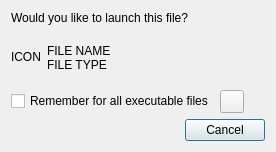
The window that src/widgets/executablefileopendialog.ui (KDE/kio) describes before a commit, drawn with Qt 5.
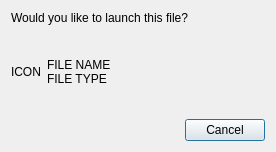
The same window after the commit. Custom widgets are drawn as their Qt base class.

Commit message: Open/execute dialog: remove "don't ask again" checkbox

What changed in the file:
```diff
--- a/src/widgets/executablefileopendialog.ui
+++ b/src/widgets/executablefileopendialog.ui
@@ -89,24 +89,6 @@
      </item>
     </layout>
    </item>
-   <item>
-    <layout class="QHBoxLayout" name="horizontalLayout_2">
-     <item alignment="Qt::AlignmentFlag::AlignLeft">
-      <widget class="QCheckBox" name="dontAgainCheckBox">
-       <property name="text">
-        <string comment="@option:check Always open/launch executable files (dont ask again)">Remember for all executable files</string>
-       </property>
-      </widget>
-     </item>
-     <item alignment="Qt::AlignmentFlag::AlignLeft">
-      <widget class="KContextualHelpButton" name="dontAgainHelpButton">
-       <property name="contextualHelpText">
-        <string comment="@info:tooltip How to undo do not ask again">You can undo this under &quot;Confirmations&quot; in Dolphin file manager settings.</string>
-       </property>
-      </widget>
-     </item>
-    </layout>
-   </item>
    <item>
     <widget class="QDialogButtonBox" name="buttonBox">
      <property name="orientation">
```
The commit also changes 3 other files.
